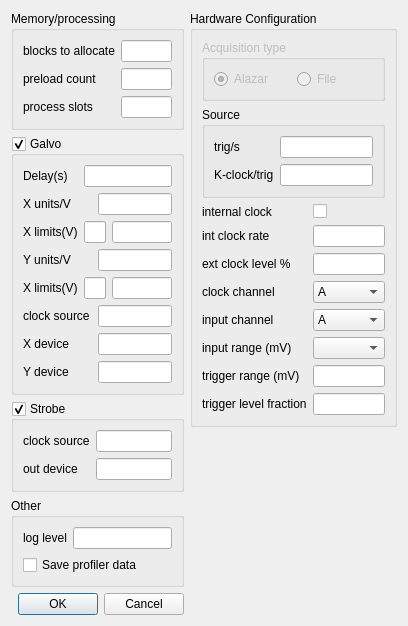
Above: VtxEngineParamsDialog.ui from djsperka/vortup before the change. Below: the same form after it.
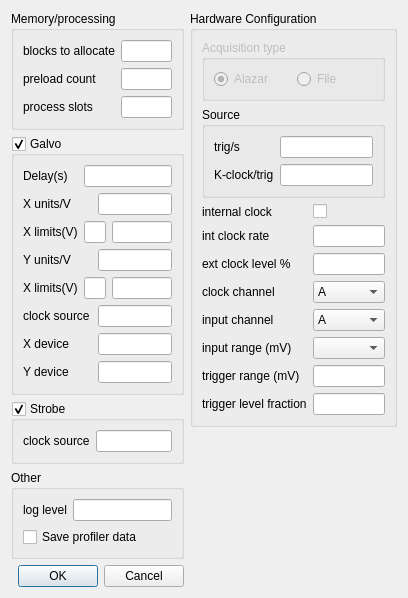
That is the form after the change. Custom widgets are drawn as their Qt base class.

Commit message: Remove strobe_device_channel from use. This is moved to individual ScanGUIHelpers for scans that may require strobe signals.

Patch:
```diff
--- a/VtxEngineParamsDialog.ui
+++ b/VtxEngineParamsDialog.ui
@@ -180,16 +180,6 @@
         <item row="0" column="1">
          <widget class="QLineEdit" name="lineEditStrobeClockSource"/>
         </item>
-        <item row="1" column="0">
-         <widget class="QLabel" name="label_20">
-          <property name="text">
-           <string>out device</string>
-          </property>
-         </widget>
-        </item>
-        <item row="1" column="1">
-         <widget class="QLineEdit" name="lineEditStrobeDevice"/>
-        </item>
        </layout>
       </widget>
      </item>
```
The commit also changes 3 other files.
